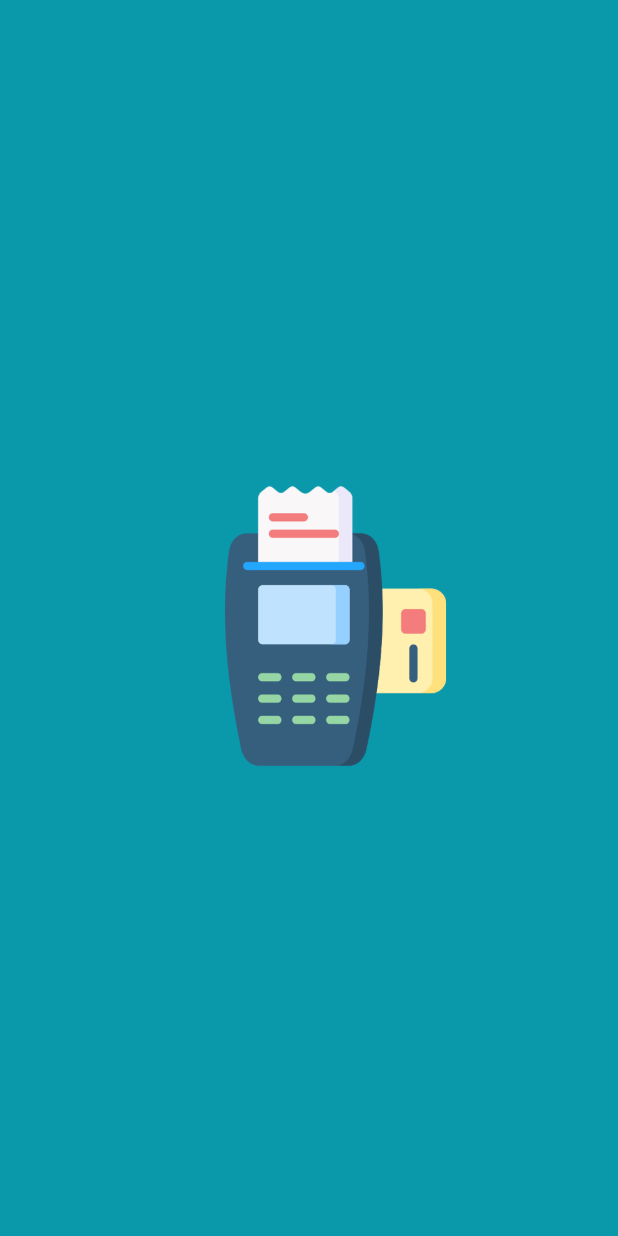
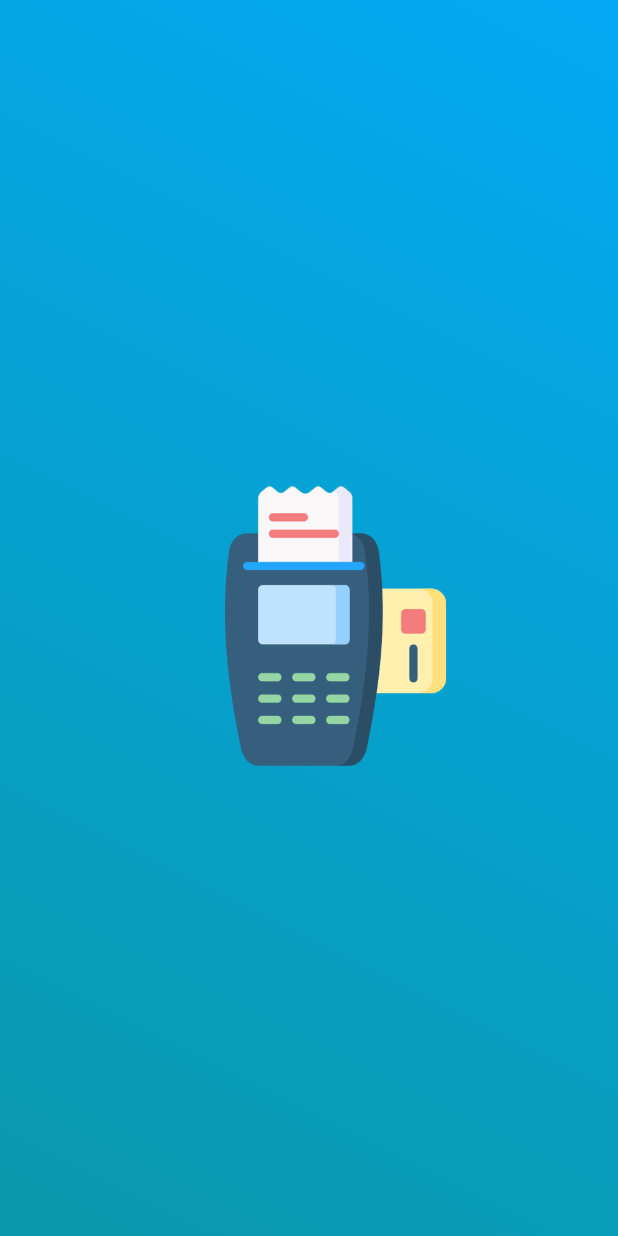
Before and after one commit to azhkhn/mobile_pos, a Flutter app: the ScreenSplash screen opened by its route, on a phone screen of 412 x 824 dp. Run offline on Flutter 3.47's test engine with Material 2 defaults, Android fonts, the phone set to English and light mode, and no system bars; our stand-ins replace sqflite; accounts and stored records are empty.

Commit message:
Splash Screen

```diff
--- a/lib/core/constant/color.dart
+++ b/lib/core/constant/color.dart
@@ -1,4 +1,6 @@
 import 'package:flutter/material.dart';
-import 'package:hexcolor/hexcolor.dart';
+// import 'package:hexcolor/hexcolor.dart';
 
-Color mainColor = HexColor('#0A99AB');
+Color mainColor = const Color(0xFF0A99AB);
+
+// Color mainColor = HexColor('#0A99AB');
--- a/lib/screens/splash/splash_screen.dart
+++ b/lib/screens/splash/splash_screen.dart
@@ -22,10 +22,17 @@ class _ScreenSplashState extends State<ScreenSplash> {
   Widget build(BuildContext context) {
     _size = MediaQuery.of(context).size;
     return Scaffold(
+      backgroundColor: mainColor,
       body: Container(
-        width: _size.width,
-        height: _size.height,
-        decoration: BoxDecoration(color: mainColor),
+        decoration: BoxDecoration(
+            gradient: LinearGradient(
+          begin: Alignment.topRight,
+          end: Alignment.bottomLeft,
+          colors: [
+            Colors.lightBlue,
+            mainColor,
+          ],
+        )),
         child: Center(
           child: Image.asset(
             'assets/images/2.png',
```
